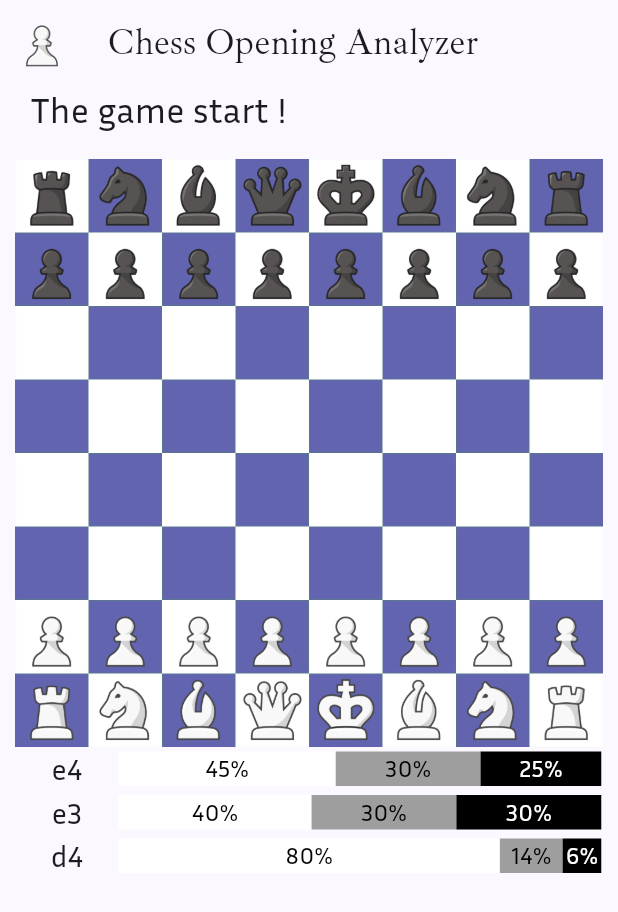
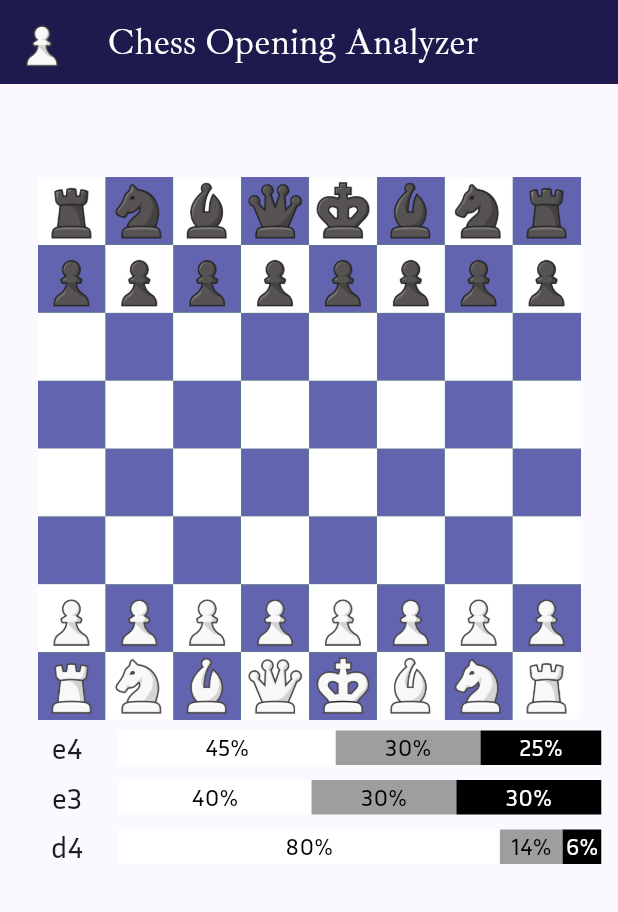
Before and after one commit to E4-Chess-Opening-Analyzer/chess-opening-analyzer-app, a Flutter app: the screen it shows after launch, on a phone screen of 412 x 824 dp. Shown: the top 912 px of the screen. Run offline on Flutter 3.47's test engine with Material 3 defaults, Android fonts, the phone set to English and light mode, and no system bars; our stand-ins replace flutter_bloc; missing offline and left inert: chess.

Commit message:
feat: adapt layout

```diff
--- a/lib/main.dart
+++ b/lib/main.dart
@@ -15,6 +15,7 @@ class MyApp extends StatelessWidget {
   Widget build(BuildContext context) {
     return MaterialApp(
       title: 'Chess Opening Analyzer',
+      debugShowCheckedModeBanner: false,
       theme: ThemeData(
         colorScheme: ColorScheme.fromSeed(seedColor: const Color(0xFF1E1A4D)),
         useMaterial3: true,
--- a/lib/views/atoms/chessboard.dart
+++ b/lib/views/atoms/chessboard.dart
@@ -4,7 +4,7 @@ import 'package:flutter/material.dart';
 class Chessboard extends StatelessWidget {
   const Chessboard({super.key});
 
-  static const int padding = 20;
+  static const int padding = 50;
   static const int nbCasesRows = 8;
   static const int nbCasesColumns = 8;
 
--- a/lib/views/organism/game_scrollview.dart
+++ b/lib/views/organism/game_scrollview.dart
@@ -10,11 +10,12 @@ class GameScrollview extends StatelessWidget {
     return SizedBox(
       width: MediaQuery.of(context).size.width * 0.9,
       height: 50,
-      child:SingleChildScrollView(
+      child: SingleChildScrollView(
         scrollDirection: Axis.horizontal,
+        reverse: true,
         child: Text(
           text,
-          style: const TextStyle(fontSize: 24)
+          style: const TextStyle(fontSize: 18),
         )
       ),
     );
--- a/lib/views/pages/main_page.dart
+++ b/lib/views/pages/main_page.dart
@@ -20,18 +20,25 @@ class MainPage extends StatelessWidget {
     // than having to individually change instances of widgets.
     return Scaffold(
       appBar: AppBar(
+        backgroundColor: const Color(0xFF1E1A4D),
         leading: const AppIcon(),
         title: const Text(
           'Chess Opening Analyzer',
           style: TextStyle(
             fontFamily: 'Ibarra Real Nova',
             fontSize: 24,
+            color: Colors.white,
           ),
         ),
       ),
-      body: Column(children: <Widget>[
-        BlocBuilder<GameboardCubit, GameboardState>(
-          builder: (BuildContext context, GameboardState state) =>  GameScrollview(text: state.pgn == '' ? 'The game start !' : state.pgn),
+      body: Column(
+        spacing: 4.0,
+        children: <Widget>[
+          Padding(
+            padding: const EdgeInsetsGeometry.only(top: 8.0, left: 8.0, right: 8.0),
+            child: BlocBuilder<GameboardCubit, GameboardState>(
+              builder: (BuildContext context, GameboardState state) =>  GameScrollview(text: state.pgn),
+            ),
           ),
           const Center(
             child: GameBoard(),
@@ -39,8 +46,8 @@ class MainPage extends StatelessWidget {
           const GameTripleBoxes(move: 'e4',whiteProb: 45,drawProb: 30,blackProb: 25),
           const GameTripleBoxes(move: 'e3',whiteProb: 40,drawProb: 30,blackProb: 30),
           const GameTripleBoxes(move: 'd4',whiteProb: 80,drawProb: 14,blackProb: 6),
-      ])
-
+        ],
+      ),
     );
   }
 }
```
Lines whose indentation alone changed are shown as unchanged.
